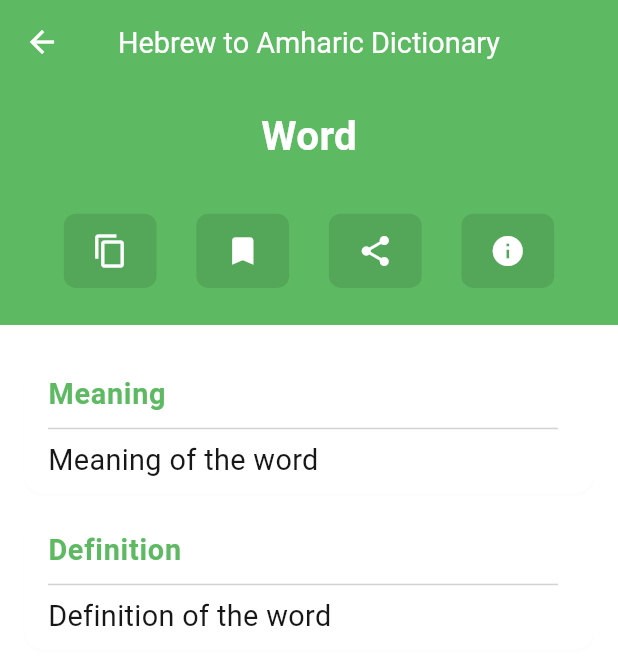
After one commit to binimuse/hebrew_to_amharic, a Flutter app: the DetailPageView screen opened by its route, on a phone screen of 412 x 824 dp. The commit adds this screen. Shown: the top 665 px of the screen. Run offline on Flutter 3.47's test engine with Material 3 defaults, Android fonts, the phone set to English and light mode, and no system bars; our stand-ins replace flutter_image_compress, font_awesome_flutter, get, hive, shared_preferences, sizer; accounts and stored records are empty; Roboto replaces fonts that are missing (Poppins).

Commit message:
<UI> Detail  page is done

```diff
--- /dev/null
+++ b/lib/app/modules/detail_page/bindings/detail_page_binding.dart
@@ -0,0 +1,12 @@
+import 'package:get/get.dart';
+
+import '../controllers/detail_page_controller.dart';
+
+class DetailPageBinding extends Bindings {
+  @override
+  void dependencies() {
+    Get.lazyPut<DetailPageController>(
+      () => DetailPageController(),
+    );
+  }
+}
--- /dev/null
+++ b/lib/app/modules/detail_page/controllers/detail_page_controller.dart
@@ -0,0 +1,23 @@
+import 'package:get/get.dart';
+
+class DetailPageController extends GetxController {
+  //TODO: Implement DetailPageController
+
+  final count = 0.obs;
+  @override
+  void onInit() {
+    super.onInit();
+  }
+
+  @override
+  void onReady() {
+    super.onReady();
+  }
+
+  @override
+  void onClose() {
+    super.onClose();
+  }
+
+  void increment() => count.value++;
+}
--- /dev/null
+++ b/lib/app/modules/detail_page/views/detail_page_view.dart
@@ -0,0 +1,177 @@
+import 'package:flutter/material.dart';
+import 'package:get/get.dart';
+import 'package:hebrew_to_amharic/app/config/app_colors.dart';
+import 'package:hebrew_to_amharic/app/config/app_sizes.dart';
+import 'package:hebrew_to_amharic/app/config/app_theme.dart';
+import 'package:hebrew_to_amharic/app/services/constants.dart';
+import 'package:sizer/sizer.dart';
+import '../controllers/detail_page_controller.dart';
+
+class DetailPageView extends GetView<DetailPageController> {
+  const DetailPageView({Key? key}) : super(key: key);
+
+  @override
+  Widget build(BuildContext context) {
+    return Scaffold(
+      backgroundColor: AppColors.whiteOff.withOpacity(0.9),
+      body: Column(
+        children: [
+          Container(
+            color: AppColors.primary,
+            child: Column(
+              children: [
+                AppBar(
+                  leading: GestureDetector(
+                    onTap: () {
+                      Get.back();
+                    },
+                    child: const Icon(
+                      Icons.arrow_back,
+                      color: Colors.white,
+                    ),
+                  ),
+                  backgroundColor: AppColors.primary,
+                  title: Text(
+                    Constants.appTtitle,
+                    style: AppTypography.poppins10W400.copyWith(
+                      fontSize: AppSizes.font_20,
+                      color: Colors.white,
+                    ),
+                  ),
+                  centerTitle: true,
+                  elevation: 0, // Remove shadow
+                ),
+                Padding(
+                  padding: const EdgeInsets.all(16.0),
+                  child: Text(
+                    'Word',
+                    style: AppTypography.poppins10W400.copyWith(
+                      fontSize: AppSizes.font_28,
+                      color: Colors.white,
+                      fontWeight: FontWeight.bold,
+                    ),
+                  ),
+                ),
+                SizedBox(
+                  height: 2.h,
+                ),
+                Padding(
+                  padding: EdgeInsets.symmetric(horizontal: 16.0),
+                  child: Row(
+                    mainAxisAlignment: MainAxisAlignment.spaceEvenly,
+                    children: [
+                      Container(
+                        width: 15.w,
+                        height: 6.h,
+                        decoration: BoxDecoration(
+                          color: Colors.transparent.withOpacity(0.1),
+                          borderRadius: BorderRadius.circular(8.0),
+                        ),
+                        child: Icon(Icons.copy, color: Colors.white),
+                      ),
+                      Container(
+                        width: 15.w,
+                        height: 6.h,
+                        decoration: BoxDecoration(
+                          color: Colors.transparent.withOpacity(0.1),
+                          borderRadius: BorderRadius.circular(8.0),
+                        ),
+                        child: Icon(Icons.bookmark, color: Colors.white),
+                      ),
+                      Container(
+                        width: 15.w,
+                        height: 6.h,
+                        decoration: BoxDecoration(
+                          color: Colors.transparent.withOpacity(0.1),
+                          borderRadius: BorderRadius.circular(8.0),
+                        ),
+                        child: Icon(Icons.share, color: Colors.white),
+                      ),
+                      Container(
+                        width: 15.w,
+                        height: 6.h,
+                        decoration: BoxDecoration(
+                          color: Colors.transparent.withOpacity(0.1),
+                          borderRadius: BorderRadius.circular(8.0),
+                        ),
+                        child: Icon(Icons.info, color: Colors.white),
+                      ),
+                    ],
+                  ),
+                ),
+                SizedBox(height: 3.h),
+              ],
+            ),
+          ),
+          Expanded(
+            child: ListView(
+              padding: const EdgeInsets.all(16.0),
+              children: [
+                Card(
+                  shadowColor: Colors.white.withOpacity(0.1),
+                  color: Colors.white,
+                  margin: const EdgeInsets.symmetric(vertical: 8.0),
+                  child: ListTile(
+                    title: Column(
+                      crossAxisAlignment: CrossAxisAlignment.start,
+                      children: [
+                        Text(
+                          'Meaning',
+                          style: AppTypography.poppins10W400.copyWith(
+                            fontSize: AppSizes.font_20,
+                            color: AppColors.primary,
+                            fontWeight: FontWeight.bold,
+                          ),
+                        ),
+                        Divider(
+                          color: AppColors.grayLighter,
+                        ),
+                      ],
+                    ),
+                    subtitle: Text(
+                      'Meaning of the word',
+                      style: AppTypography.poppins10W400.copyWith(
+                        fontSize: AppSizes.font_20,
+                        color: AppColors.black,
+                      ),
+                    ),
+                  ),
+                ),
+                Card(
+                  shadowColor: Colors.white.withOpacity(0.1),
+                  color: Colors.white,
+                  margin: const EdgeInsets.symmetric(vertical: 8.0),
+                  child: ListTile(
+                    title: Column(
+                      crossAxisAlignment: CrossAxisAlignment.start,
+                      children: [
+                        Text(
+                          'Definition',
+                          style: AppTypography.poppins10W400.copyWith(
+                            fontSize: AppSizes.font_20,
+                            color: AppColors.primary,
+                            fontWeight: FontWeight.bold,
+                          ),
+                        ),
+                        Divider(
+                          color: AppColors.grayLighter,
+                        ),
+                      ],
+                    ),
+                    subtitle: Text(
+                      'Definition of the word',
+                      style: AppTypography.poppins10W400.copyWith(
+                        fontSize: AppSizes.font_20,
+                        color: AppColors.black,
+                      ),
+                    ),
+                  ),
+                ),
+              ],
+            ),
+          ),
+        ],
+      ),
+    );
+  }
+}
--- a/lib/app/modules/home/views/home_view.dart
+++ b/lib/app/modules/home/views/home_view.dart
@@ -4,6 +4,7 @@ import 'package:hebrew_to_amharic/app/common/app_drawer.dart';
 import 'package:hebrew_to_amharic/app/config/app_colors.dart';
 import 'package:hebrew_to_amharic/app/config/app_sizes.dart';
 import 'package:hebrew_to_amharic/app/config/app_theme.dart';
+import 'package:hebrew_to_amharic/app/routes/app_pages.dart';
 import 'package:hebrew_to_amharic/app/services/constants.dart';
 import '../controllers/home_controller.dart';
 
@@ -87,7 +88,12 @@ class _HomeViewState extends State<HomeView> {
             child: ListView.builder(
               itemCount: 10, // Replace with the actual number of items
               itemBuilder: (context, index) {
-                return Card(
+                return GestureDetector(
+                  onTap: () {
+                    Get.toNamed(Routes.DETAIL_PAGE);
+                    // Handle word detail navigation
+                  },
+                  child: Card(
                     shadowColor: Colors.white.withOpacity(0.1),
                     color: Colors.white,
                     margin: const EdgeInsets.symmetric(
@@ -113,6 +119,7 @@ class _HomeViewState extends State<HomeView> {
                         },
                       ),
                     ),
+                  ),
                 );
               },
             ),
--- a/lib/app/routes/app_pages.dart
+++ b/lib/app/routes/app_pages.dart
@@ -1,5 +1,7 @@
 import 'package:get/get.dart';
 
+import '../modules/detail_page/bindings/detail_page_binding.dart';
+import '../modules/detail_page/views/detail_page_view.dart';
 import '../modules/home/bindings/home_binding.dart';
 import '../modules/home/views/home_view.dart';
 import '../modules/main_page/bindings/main_page_binding.dart';
@@ -30,5 +32,10 @@ class AppPages {
       page: () => const MainPageView(),
       binding: MainPageBinding(),
     ),
+    GetPage(
+      name: _Paths.DETAIL_PAGE,
+      page: () => const DetailPageView(),
+      binding: DetailPageBinding(),
+    ),
   ];
 }
--- a/lib/app/routes/app_routes.dart
+++ b/lib/app/routes/app_routes.dart
@@ -6,6 +6,7 @@ abstract class Routes {
   static const HOME = _Paths.HOME;
   static const SPLASH_SCREEN = _Paths.SPLASH_SCREEN;
   static const MAIN_PAGE = _Paths.MAIN_PAGE;
+  static const DETAIL_PAGE = _Paths.DETAIL_PAGE;
 }
 
 abstract class _Paths {
@@ -13,4 +14,5 @@ abstract class _Paths {
   static const HOME = '/home';
   static const SPLASH_SCREEN = '/splash-screen';
   static const MAIN_PAGE = '/main-page';
+  static const DETAIL_PAGE = '/detail-page';
 }
```
Lines whose indentation alone changed are shown as unchanged.
